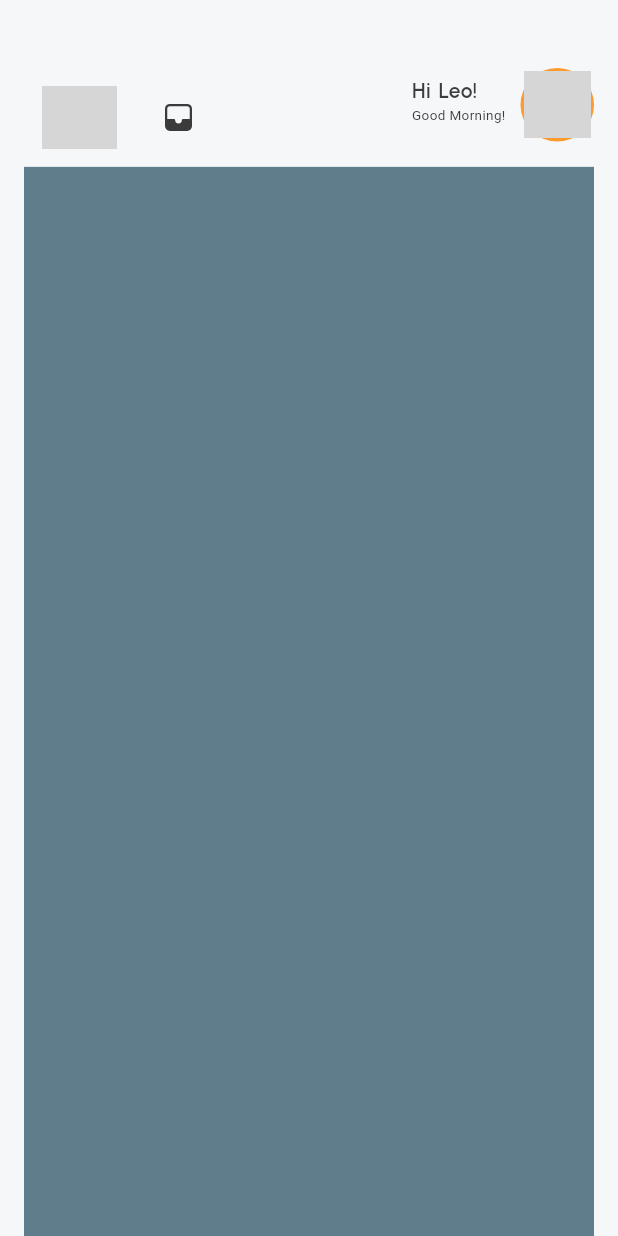
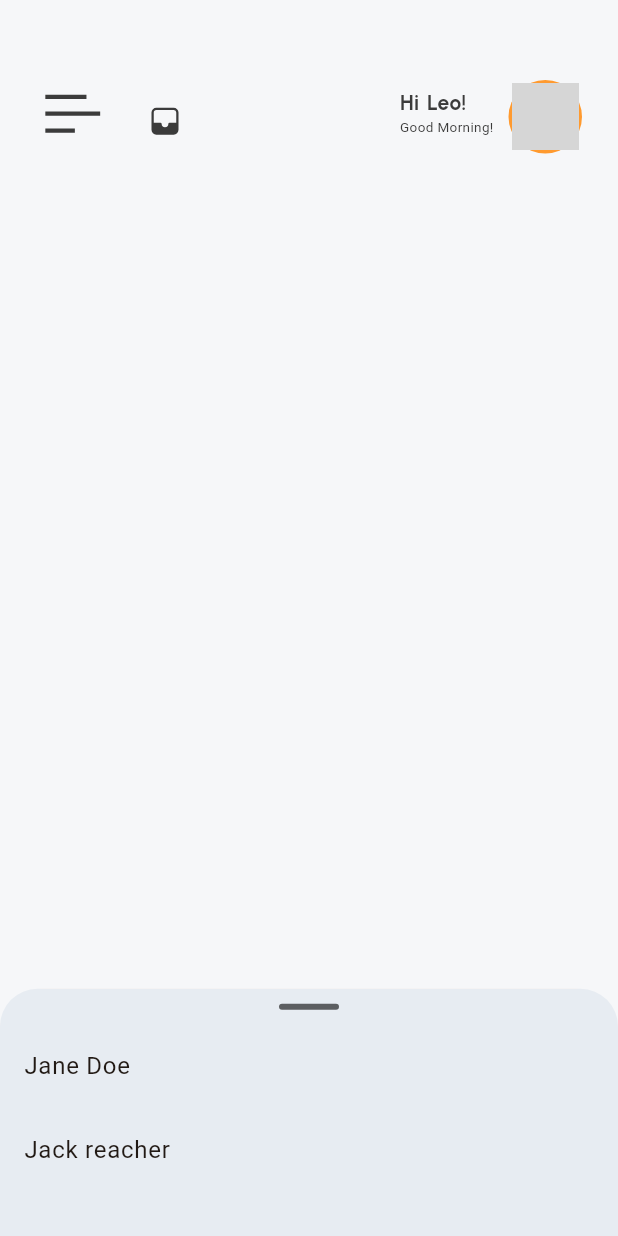
Before and after one commit to LeoSammy/leejournal_v2, a Flutter app: the screen it shows after launch, on a phone screen of 412 x 824 dp. Run offline on Flutter 3.47's test engine with Material 3 defaults, Android fonts, the phone set to English and light mode, and no system bars; our stand-ins replace device_preview, fluentui_icons, flutter_svg, gap, get; network calls fail; Roboto replaces fonts that are missing (Urbanist-Thin); grey boxes are pictures that could not be loaded.

```diff
--- a/lib/screens/home/home_page.dart
+++ b/lib/screens/home/home_page.dart
@@ -3,6 +3,7 @@ import 'package:flutter/material.dart';
 import 'package:flutter_svg/flutter_svg.dart';
 import 'package:gap/gap.dart';
 import 'package:leejournal/utils/utils.dart';
+import 'package:leejournal/widgets/components/draggable_bottom.dart';
 import 'package:leejournal/widgets/components/nav_bar.dart';
 import 'package:leejournal/widgets/normal_text.dart';
 import 'package:leejournal/widgets/small_text.dart';
@@ -29,7 +30,6 @@ class _HomePageState extends State<HomePage> {
   Widget build(BuildContext context) {
     final size = AppLayout.getSize(context);
     const String uName = "Leo";
-
     return Scaffold(
       drawer: const NavBar(),
       body: Container(
@@ -39,7 +39,8 @@ class _HomePageState extends State<HomePage> {
         child: Column(
           children: [
             Container(
-              //color: Colors.red,
+
+              padding: EdgeInsets.only(top: AppLayout.getHeight(8), right: AppLayout.getWidth(8)),
               height: size.height * 0.08,
               child: Row(
                 crossAxisAlignment: CrossAxisAlignment.start,
@@ -50,14 +51,16 @@ class _HomePageState extends State<HomePage> {
                       //Side navigation menu
                       Builder(builder: (BuildContext context) {
                         return IconButton(
-                          padding: EdgeInsets.all(AppLayout.getHeight(12)),
+                          padding: EdgeInsets.only(left: AppLayout.getHeight(10),
+                              bottom: AppLayout.getHeight(10),
+                              right: AppLayout.getHeight(10)),
                           onPressed: () {
                             Scaffold.of(context).openDrawer();
                             print("Scaffold drawer called ");
                           },
                           icon: SizedBox(
-                            height: AppLayout.getHeight(50),
-                            width: AppLayout.getWidth(50),
+                            height: AppLayout.getHeight(45),
+                            width: AppLayout.getWidth(45),
                             child: SvgPicture.asset("assets/svg/menu.svg",
                               color: Theme.of(context).textTheme.bodyLarge?.color,),),
                           tooltip: MaterialLocalizations.of(context).openAppDrawerTooltip,
@@ -118,14 +121,16 @@ class _HomePageState extends State<HomePage> {
                 ],
               ),
             ),
-            Expanded(child:  Container(
-              color: Colors.blueGrey,
-              ))
+            Expanded(
+                child:
+            Center(
 
+              )),
           ],
         )
       ),
-    //bottomSheet: DraggableBottom(controller: _controller),
+     bottomSheet: DraggableBottom(controller: _controller),
+
     );
   }
 }
--- a/lib/utils/styles.dart
+++ b/lib/utils/styles.dart
@@ -4,7 +4,7 @@ class Styles{
   static Color primaryColor = const Color(0xFFEE7E1C);
   static Color primaryColorLight = const Color(0xFFF2994C);
   static Color primaryColorDark =const  Color(0xFFB0590D);
-  static Color bgColorDark = const  Color(0xFF4F3423);
+  static Color bgColorDark = const  Color(0xFF9F500C);
   static Color textColor = const Color(0xFF3b3b3b);
   static Color bgColor = const Color(0xFFF6F7F9);
   static Color corkDark = const Color(0xFF1F1F1F);
--- a/lib/utils/themes/dark_theme.dart
+++ b/lib/utils/themes/dark_theme.dart
@@ -1,5 +1,4 @@
 import 'package:flutter/material.dart';
-import 'package:flutter/services.dart';
 import 'package:leejournal/utils/styles.dart';
 
 ThemeData darkTheme() {
@@ -11,7 +10,7 @@ ThemeData darkTheme() {
       textTheme: textTheme(),
       visualDensity: VisualDensity.adaptivePlatformDensity,
       cardColor: Styles.bgColorDark,
-      canvasColor: Styles.bgColorDark,
+      canvasColor: Styles.bgColorDark.withOpacity(0.9),
       indicatorColor: Styles.primaryColor,
       colorScheme: ColorScheme.fromSeed(seedColor: Styles.primaryColorDark)
     // colorScheme: ColorScheme.dark(
--- a/lib/widgets/components/draggable_bottom.dart
+++ b/lib/widgets/components/draggable_bottom.dart
@@ -11,7 +11,7 @@ class DraggableBottom extends StatefulWidget {
 
 class _DraggableBottomState extends State<DraggableBottom> {
  // final _controller = DraggableScrollableController();
-  final _sheet = GlobalKey();
+ // final _sheet = GlobalKey();
 
   @override
   void dispose() {
@@ -21,11 +21,11 @@ class _DraggableBottomState extends State<DraggableBottom> {
   @override
   Widget build(BuildContext context) {
     return DraggableScrollableSheet(
-      key: _sheet,
+   //   key: _sheet,
       initialChildSize: 0.20,
       maxChildSize: 0.85,
       minChildSize: 0.058,
-      expand: true,
+      expand:false,
       snap: true,
       snapSizes: const [0.5],
       controller: widget.controller,
```
Also changed, not shown: assets/fonts/Urbanist-Bold.ttf (added), assets/fonts/Urbanist-Medium.ttf (added), assets/fonts/Urbanist-Regular.ttf (added), assets/fonts/Urbanist-Thin.ttf (added), assets/images/img1.png (added), assets/images/nav_cover.jpg (added), assets/svg/inbox.svg (added), assets/svg/menu.svg (added).
